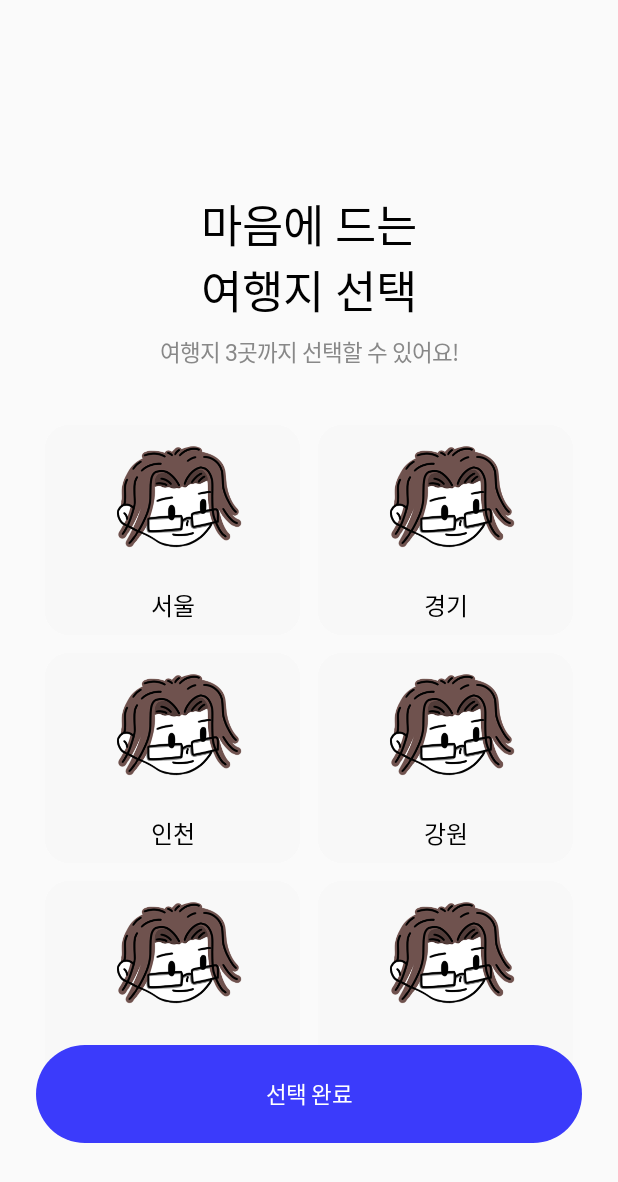
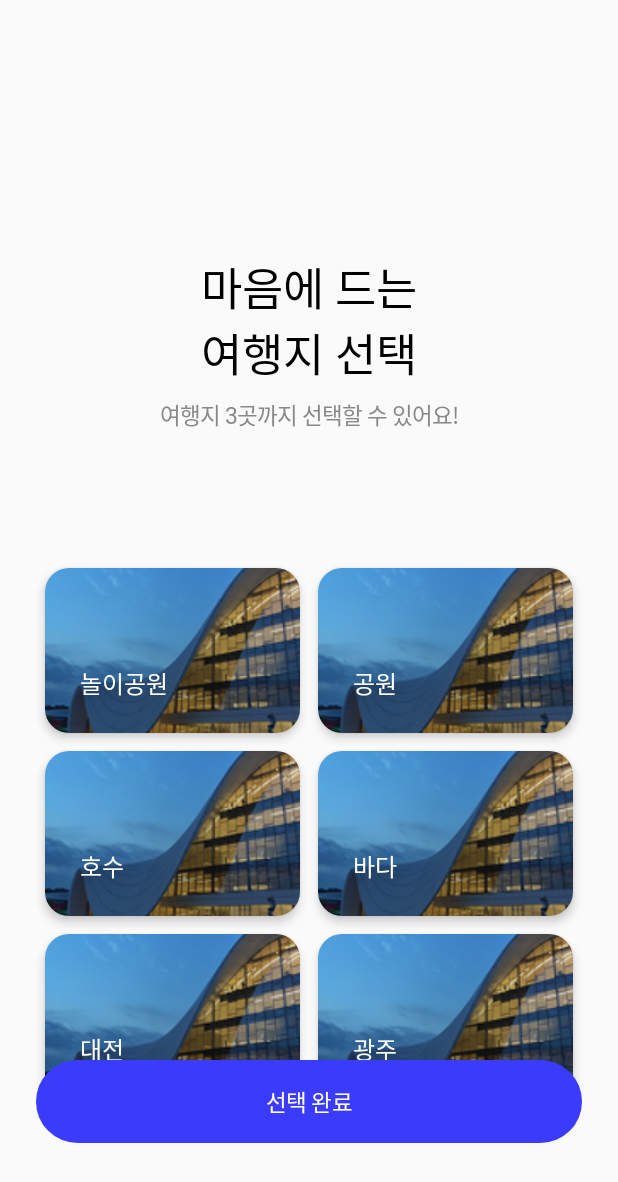
Before and after one commit to Team-Tlog/Tlog-app, an Android app built with Jetpack Compose: the screen it shows after launch (MainActivity), on a phone screen of 412 x 824 dp. Shown: the top 1182 px of the screen. Run offline under Robolectric (Android 15) with nearby library versions, the phone set to English and light mode, and no system bars; Roboto replaces fonts that are not available here.

Commit message:
feat: ui shadow 적용, 실제 사진 적용하여 화면 테스트, 여행지 선택하면  테두리 색깔 변환

```diff
--- a/Tlog/app/src/main/java/com/tlog/ui/component/DestinationCard.kt
+++ b/Tlog/app/src/main/java/com/tlog/ui/component/DestinationCard.kt
@@ -1,7 +1,6 @@
 package com.tlog.ui.component
 
 import androidx.compose.foundation.Image
-import androidx.compose.foundation.background
 import androidx.compose.foundation.clickable
 import androidx.compose.foundation.layout.*
 import androidx.compose.foundation.shape.RoundedCornerShape
@@ -9,7 +8,6 @@ import androidx.compose.material3.Text
 import androidx.compose.runtime.Composable
 import androidx.compose.ui.Alignment
 import androidx.compose.ui.Modifier
-import androidx.compose.ui.draw.clip
 import androidx.compose.ui.graphics.Color
 import androidx.compose.ui.layout.ContentScale
 import androidx.compose.ui.res.painterResource
@@ -17,6 +15,9 @@ import androidx.compose.ui.text.font.FontWeight
 import androidx.compose.ui.unit.dp
 import androidx.compose.ui.unit.sp
 import com.tlog.ui.theme.MainFont
+import androidx.compose.foundation.border
+import androidx.compose.ui.graphics.graphicsLayer
+import com.tlog.ui.theme.MainColor
 
 @Composable
 fun DestinationCard(
@@ -26,29 +27,37 @@ fun DestinationCard(
     onClick: () -> Unit,
     modifier: Modifier = Modifier
 ) {
-    Column(
+    Box(
         modifier = modifier
-            .clip(RoundedCornerShape(16.dp))
-            .background(if (isSelected) Color(0xFFE0EFFF) else Color(0xFFF8F8F8))
-            .clickable { onClick() },
-        horizontalAlignment = Alignment.CenterHorizontally
+            .width(150.dp)
+            .height(110.dp)
+            .graphicsLayer {
+                shadowElevation = 4.dp.toPx()
+                shape = RoundedCornerShape(16.dp)
+                clip = true // 그림자 영역 자르기
+            }
+            .border(
+                width = if (isSelected) 2.dp else 0.dp,
+                color = if (isSelected) MainColor else Color.Transparent,
+                shape = RoundedCornerShape(16.dp)
+            )
+            .clickable { onClick() }
     ) {
         Image(
             painter = painterResource(id = image),
             contentDescription = name,
-            modifier = Modifier
-                .fillMaxWidth()
-                .height(100.dp)
-                .clip(RoundedCornerShape(16.dp)),
+            modifier = Modifier.fillMaxSize(),
             contentScale = ContentScale.Crop
         )
-        Spacer(modifier = Modifier.height(8.dp))
         Text(
             text = name,
             fontSize = 16.sp,
             fontFamily = MainFont,
-            fontWeight = FontWeight.Medium
+            fontWeight = FontWeight.Medium,
+            color = Color.White,
+            modifier = Modifier
+                .align(Alignment.BottomStart)
+                .padding(start = 23.dp, bottom = 21.dp)
         )
-        Spacer(modifier = Modifier.height(8.dp))
     }
 }
--- a/Tlog/app/src/main/java/com/tlog/ui/screen/ChooseMyTypeDestinationScreen.kt
+++ b/Tlog/app/src/main/java/com/tlog/ui/screen/ChooseMyTypeDestinationScreen.kt
@@ -26,8 +26,8 @@ fun ChooseMyTypeDestinationScreen(
     viewModel: ChooseDestinationViewModel = viewModel()
 ) {
     val maxSelection = 3
-    val destinations = listOf("서울", "경기", "인천", "강원", "대전", "광주", "대구", "부산", "충남", "충북", "전남", "전북", "경북", "경남", "울산", "제주")
-    val images = List(destinations.size) { R.drawable.test_image }
+    val destinations = listOf("놀이공원", "공원", "호수", "바다", "대전", "광주", "대구", "부산", "충남", "충북", "전남", "전북", "경북", "경남", "울산", "제주")
+    val images = List(destinations.size) { R.drawable.destination_img }
 
     val selected = viewModel.selected.value
 
@@ -40,7 +40,7 @@ fun ChooseMyTypeDestinationScreen(
                 .padding(horizontal = 24.dp, vertical = 32.dp),
             horizontalAlignment = Alignment.CenterHorizontally
         ) {
-            Spacer(modifier = Modifier.height(95.dp))
+            Spacer(modifier = Modifier.height(137.dp))
 
             Text(
                 text = "마음에 드는\n여행지 선택",
@@ -56,7 +56,7 @@ fun ChooseMyTypeDestinationScreen(
                 fontWeight = FontWeight.Light,
                 color = Color.Gray
             )
-            Spacer(modifier = Modifier.height(32.dp))
+            Spacer(modifier = Modifier.height(85.dp))
 
             for (i in destinations.indices step 2) {
                 Row(
@@ -97,12 +97,10 @@ fun ChooseMyTypeDestinationScreen(
         ) {
             MainButton(
                 text = "선택 완료",
-                onClick = {
-                    // 선택 완료 처리
-                },
+                onClick = { /* 선택 완료 처리*/ },
                 modifier = Modifier
                     .fillMaxWidth()
-                    .height(65.dp)
+                    .height(55.dp)
             )
         }
     }
```
Also changed, not shown: Tlog/app/src/main/res/drawable/destination_img.png (added).
